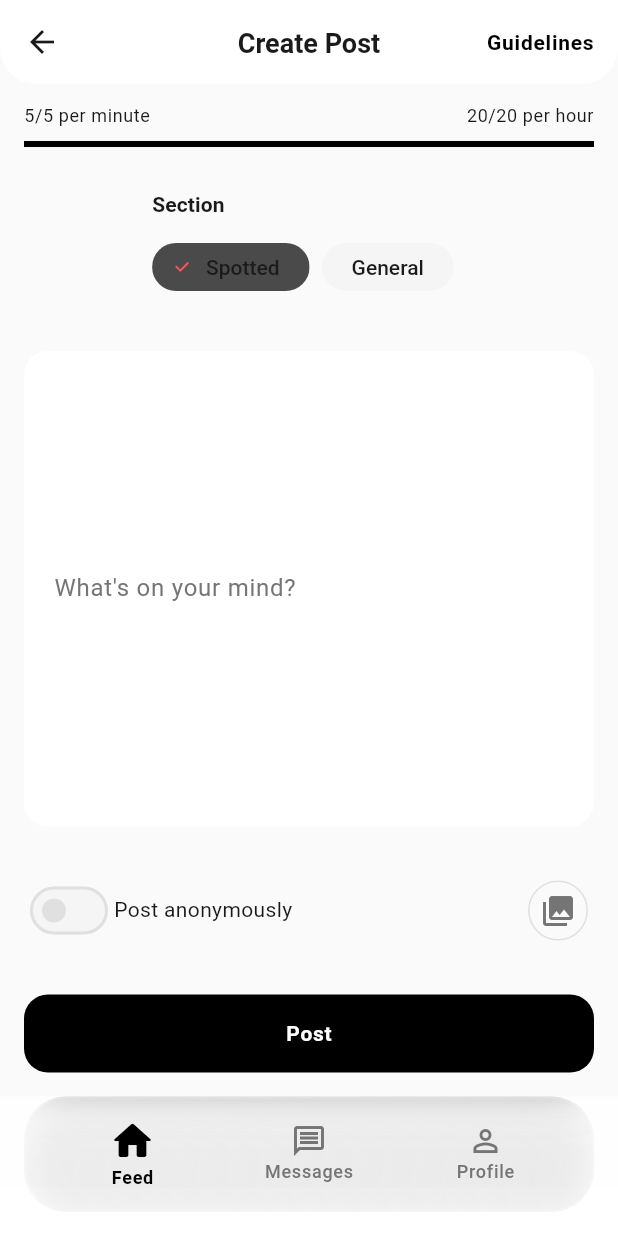
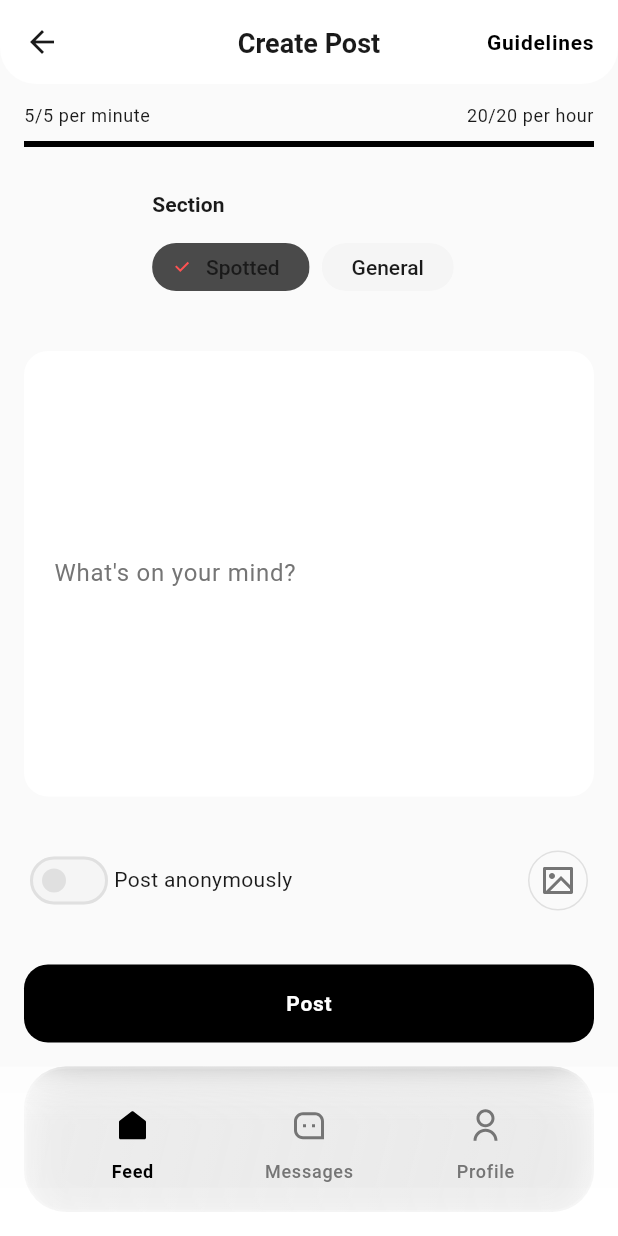
Before and after one commit to otthyyy/TeenTalk, a Flutter app: the PostComposerPage screen opened by its route, on a phone screen of 412 x 824 dp. Run offline on Flutter 3.47's test engine with Material 3 defaults, Android fonts, the phone set to English and light mode, and no system bars; our stand-ins replace cached_network_image, cloud_firestore, cloud_functions, connectivity_plus, csv, feather_icons and 22 more; missing offline and left inert: dart:html, flutter_windowmanager, tutorial_coach_mark; accounts and stored records are empty.

Commit message:
feat(core/icon-system): introduce TTIcons and centralize icon/assets registry
Establish a cohesive iconography/tooling stack to ensure consistent weights and naming across navigation and core actions.

What changed:
- Add remixicon and feather_icons and expose them via TTIcons in lib/src/core/theme/app_icons.dart
- Build a centralized tt_assets.dart to register icon/animation paths; expand pubspec.yaml for animations
- Refactor core UI to use TTIcons for bottom navigation and high-touch surfaces; add _NavIcon for 44dp hit targets
- Document asset pipeline in assets/README.md with kebab-case conventions and workflow

```diff
--- a/lib/src/core/router/app_router.dart
+++ b/lib/src/core/router/app_router.dart
@@ -23,6 +23,7 @@ import 'package:teen_talk_app/src/features/auth/presentation/providers/auth_prov
 import 'package:teen_talk_app/src/features/profile/presentation/providers/user_profile_provider.dart';
 import 'package:teen_talk_app/src/features/tutorial/presentation/providers/tutorial_provider.dart';
 import 'package:teen_talk_app/src/core/theme/decorations.dart';
+import 'package:teen_talk_app/src/core/theme/app_icons.dart';
 import 'package:teen_talk_app/src/features/auth/presentation/pages/splash_page.dart';
 
 final routerProvider = Provider<GoRouter>((ref) {
@@ -259,30 +260,30 @@ class MainNavigationShell extends ConsumerWidget {
                 elevation: 0,
                 items: [
                   const BottomNavigationBarItem(
-                    icon: Icon(Icons.home_outlined),
-                    activeIcon: Icon(Icons.home_rounded),
+                    icon: _NavIcon(icon: TTIcons.home),
+                    activeIcon: _NavIcon(icon: TTIcons.homeFilled),
                     label: 'Feed',
                   ),
                   BottomNavigationBarItem(
-                    icon: Icon(
-                      Icons.message_outlined,
-                      key: tutorialAnchors.messagesNavKey,
+                    icon: _NavIcon(
+                      icon: TTIcons.messages,
+                      iconKey: tutorialAnchors.messagesNavKey,
                     ),
-                    activeIcon: const Icon(Icons.message_rounded),
+                    activeIcon: const _NavIcon(icon: TTIcons.messagesFilled),
                     label: 'Messages',
                   ),
                   BottomNavigationBarItem(
-                    icon: Icon(
-                      Icons.person_outline,
-                      key: tutorialAnchors.profileNavKey,
+                    icon: _NavIcon(
+                      icon: TTIcons.profile,
+                      iconKey: tutorialAnchors.profileNavKey,
                     ),
-                    activeIcon: const Icon(Icons.person_rounded),
+                    activeIcon: const _NavIcon(icon: TTIcons.profileFilled),
                     label: 'Profile',
                   ),
                   if (isAdmin)
                     const BottomNavigationBarItem(
-                      icon: Icon(Icons.admin_panel_settings_outlined),
-                      activeIcon: Icon(Icons.admin_panel_settings_rounded),
+                      icon: _NavIcon(icon: TTIcons.admin),
+                      activeIcon: _NavIcon(icon: TTIcons.adminFilled),
                       label: 'Admin',
                     ),
                 ],
@@ -328,3 +329,28 @@ class MainNavigationShell extends ConsumerWidget {
     }
   }
 }
+
+class _NavIcon extends StatelessWidget {
+  const _NavIcon({
+    required this.icon,
+    this.iconKey,
+  });
+
+  final IconData icon;
+  final Key? iconKey;
+
+  @override
+  Widget build(BuildContext context) {
+    return SizedBox(
+      width: TTIcons.minTapTarget,
+      height: TTIcons.minTapTarget,
+      child: Center(
+        child: Icon(
+          icon,
+          key: iconKey,
+          size: TTIcons.sizeDefault,
+        ),
+      ),
+    );
+  }
+}
--- /dev/null
+++ b/lib/src/core/theme/app_icons.dart
@@ -0,0 +1,238 @@
+import 'package:flutter/widgets.dart';
+import 'package:remixicon/remixicon.dart';
+import 'package:feather_icons/feather_icons.dart';
+import 'design_tokens.dart';
+
+class TTIcons {
+  const TTIcons._();
+
+  static const double minTapTarget = 44.0;
+
+  static const double sizeSmall = DesignTokens.iconSizeSm;
+  static const double sizeMedium = DesignTokens.iconSizeMd;
+  static const double sizeDefault = DesignTokens.iconSize;
+  static const double sizeLarge = DesignTokens.iconSizeLg;
+  static const double sizeExtraLarge = DesignTokens.iconSizeXl;
+
+  static const IconData home = Remix.home_line;
+  static const IconData homeFilled = Remix.home_fill;
+
+  static const IconData messages = Remix.message_3_line;
+  static const IconData messagesFilled = Remix.message_3_fill;
+
+  static const IconData notifications = Remix.notification_3_line;
+  static const IconData notificationsFilled = Remix.notification_3_fill;
+
+  static const IconData profile = Remix.user_line;
+  static const IconData profileFilled = Remix.user_fill;
+
+  static const IconData settings = Remix.settings_3_line;
+  static const IconData settingsFilled = Remix.settings_3_fill;
+
+  static const IconData admin = Remix.shield_user_line;
+  static const IconData adminFilled = Remix.shield_user_fill;
+
+  static const IconData like = Remix.heart_line;
+  static const IconData likeFilled = Remix.heart_fill;
+
+  static const IconData comment = Remix.chat_3_line;
+  static const IconData commentFilled = Remix.chat_3_fill;
+
+  static const IconData share = Remix.share_line;
+  static const IconData shareFilled = Remix.share_fill;
+
+  static const IconData report = Remix.flag_line;
+  static const IconData reportFilled = Remix.flag_fill;
+
+  static const IconData compose = Remix.add_circle_line;
+  static const IconData composeFilled = Remix.add_circle_fill;
+
+  static const IconData edit = Remix.edit_line;
+  static const IconData editFilled = Remix.edit_fill;
+
+  static const IconData delete = Remix.delete_bin_line;
+  static const IconData deleteFilled = Remix.delete_bin_fill;
+
+  static const IconData send = Remix.send_plane_2_line;
+  static const IconData sendFilled = Remix.send_plane_2_fill;
+
+  static const IconData image = Remix.image_line;
+  static const IconData imageFilled = Remix.image_fill;
+
+  static const IconData camera = Remix.camera_line;
+  static const IconData cameraFilled = Remix.camera_fill;
+
+  static const IconData search = Remix.search_line;
+  static const IconData searchFilled = Remix.search_fill;
+
+  static const IconData filter = Remix.filter_line;
+  static const IconData filterFilled = Remix.filter_fill;
+
+  static const IconData more = Remix.more_line;
+  static const IconData moreFilled = Remix.more_fill;
+
+  static const IconData close = Remix.close_line;
+  static const IconData closeFilled = Remix.close_fill;
+
+  static const IconData back = Remix.arrow_left_line;
+  static const IconData forward = Remix.arrow_right_line;
+
+  static const IconData chevronLeft = Remix.arrow_left_s_line;
+  static const IconData chevronRight = Remix.arrow_right_s_line;
+  static const IconData chevronUp = Remix.arrow_up_s_line;
+  static const IconData chevronDown = Remix.arrow_down_s_line;
+
+  static const IconData checkmark = Remix.check_line;
+  static const IconData checkmarkCircle = Remix.checkbox_circle_line;
+  static const IconData checkmarkCircleFilled = Remix.checkbox_circle_fill;
+
+  static const IconData error = Remix.error_warning_line;
+  static const IconData errorFilled = Remix.error_warning_fill;
+
+  static const IconData info = Remix.information_line;
+  static const IconData infoFilled = Remix.information_fill;
+
+  static const IconData warning = Remix.alert_line;
+  static const IconData warningFilled = Remix.alert_fill;
+
+  static const IconData lock = Remix.lock_line;
+  static const IconData lockFilled = Remix.lock_fill;
+
+  static const IconData unlock = Remix.lock_unlock_line;
+  static const IconData unlockFilled = Remix.lock_unlock_fill;
+
+  static const IconData eye = Remix.eye_line;
+  static const IconData eyeFilled = Remix.eye_fill;
+
+  static const IconData eyeOff = Remix.eye_off_line;
+  static const IconData eyeOffFilled = Remix.eye_off_fill;
+
+  static const IconData refresh = Remix.refresh_line;
+  static const IconData refreshFilled = Remix.refresh_fill;
+
+  static const IconData logout = Remix.logout_box_line;
+  static const IconData logoutFilled = Remix.logout_box_fill;
+
+  static const IconData login = Remix.login_box_line;
+  static const IconData loginFilled = Remix.login_box_fill;
+
+  static const IconData calendar = Remix.calendar_line;
+  static const IconData calendarFilled = Remix.calendar_fill;
+
+  static const IconData clock = Remix.time_line;
+  static const IconData clockFilled = Remix.time_fill;
+
+  static const IconData location = Remix.map_pin_line;
+  static const IconData locationFilled = Remix.map_pin_fill;
+
+  static const IconData link = Remix.link;
+  static const IconData linkFilled = Remix.link;
+
+  static const IconData externalLink = Remix.external_link_line;
+  static const IconData externalLinkFilled = Remix.external_link_fill;
+
+  static const IconData download = Remix.download_line;
+  static const IconData downloadFilled = Remix.download_fill;
+
+  static const IconData upload = Remix.upload_line;
+  static const IconData uploadFilled = Remix.upload_fill;
+
+  static const IconData file = Remix.file_line;
+  static const IconData fileFilled = Remix.file_fill;
+
+  static const IconData folder = Remix.folder_line;
+  static const IconData folderFilled = Remix.folder_fill;
+
+  static const IconData star = Remix.star_line;
+  static const IconData starFilled = Remix.star_fill;
+
+  static const IconData bookmark = Remix.bookmark_line;
+  static const IconData bookmarkFilled = Remix.bookmark_fill;
+
+  static const IconData tag = Remix.price_tag_3_line;
+  static const IconData tagFilled = Remix.price_tag_3_fill;
+
+  static const IconData trending = Remix.fire_line;
+  static const IconData trendingFilled = Remix.fire_fill;
+
+  static const IconData moderation = Remix.shield_check_line;
+  static const IconData moderationFilled = Remix.shield_check_fill;
+
+  static const IconData analytics = Remix.bar_chart_line;
+  static const IconData analyticsFilled = Remix.bar_chart_fill;
+
+  static const IconData users = Remix.group_line;
+  static const IconData usersFilled = Remix.group_fill;
+
+  static const IconData userAdd = Remix.user_add_line;
+  static const IconData userAddFilled = Remix.user_add_fill;
+
+  static const IconData userRemove = Remix.user_unfollow_line;
+  static const IconData userRemoveFilled = Remix.user_unfollow_fill;
+
+  static const IconData block = Remix.forbid_line;
+  static const IconData blockFilled = Remix.forbid_fill;
+
+  static const IconData privacy = Remix.shield_line;
+  static const IconData privacyFilled = Remix.shield_fill;
+
+  static const IconData terms = Remix.file_text_line;
+  static const IconData termsFilled = Remix.file_text_fill;
+
+  static const IconData feedback = Remix.feedback_line;
+  static const IconData feedbackFilled = Remix.feedback_fill;
+
+  static const IconData help = Remix.question_line;
+  static const IconData helpFilled = Remix.question_fill;
+
+  static const IconData theme = Remix.contrast_2_line;
+  static const IconData themeFilled = Remix.contrast_2_fill;
+
+  static const IconData language = Remix.translate;
+  static const IconData languageFilled = Remix.translate;
+
+  static const IconData verified = Remix.verified_badge_line;
+  static const IconData verifiedFilled = Remix.verified_badge_fill;
+
+  static const IconData school = Remix.book_line;
+  static const IconData schoolFilled = Remix.book_fill;
+
+  static const IconData interests = Remix.heart_3_line;
+  static const IconData interestsFilled = Remix.heart_3_fill;
+
+  static const IconData anonymous = Remix.user_forbid_line;
+  static const IconData anonymousFilled = Remix.user_forbid_fill;
+
+  static const IconData sync = Remix.refresh_line;
+  static const IconData syncFilled = Remix.refresh_fill;
+
+  static const IconData offline = Remix.wifi_off_line;
+  static const IconData offlineFilled = Remix.wifi_off_fill;
+
+  static const IconData online = Remix.wifi_line;
+  static const IconData onlineFilled = Remix.wifi_fill;
+
+  static const IconData add = Remix.add_line;
+  static const IconData addFilled = Remix.add_fill;
+
+  static const IconData remove = Remix.subtract_line;
+  static const IconData removeFilled = Remix.subtract_fill;
+
+  static const IconData pin = Remix.pushpin_line;
+  static const IconData pinFilled = Remix.pushpin_fill;
+
+  static const IconData copy = Remix.file_copy_line;
+  static const IconData copyFilled = Remix.file_copy_fill;
+
+  static const IconData emoji = Remix.emotion_line;
+  static const IconData emojiFilled = Remix.emotion_fill;
+
+  static const IconData gif = Remix.image_edit_line;
+  static const IconData gifFilled = Remix.image_edit_fill;
+
+  static const IconData attach = Remix.attachment_line;
+  static const IconData attachFilled = Remix.attachment_fill;
+
+  static const IconData mention = Remix.at_line;
+  static const IconData mentionFilled = Remix.at_fill;
+}
--- a/pubspec.yaml
+++ b/pubspec.yaml
@@ -82,6 +82,8 @@ dependencies:
   url_launcher: ^6.2.5
   flutter_dotenv: ^5.1.0
   collection: ^1.18.0
+  remixicon: ^1.2.0
+  feather_icons: ^1.2.0
 
   # Persistence
   hive: ^2.2.3
@@ -151,6 +153,8 @@ flutter:
     - assets/icons/
     - assets/icons/google.svg
     - assets/icons/incognito.svg
+    - assets/animations/rive/
+    - assets/animations/lottie/
     - assets/legal/
 
   # An image asset can refer to one or more resolution-specific "variants", see
```
Also changed, not shown: icon_replacements.txt (added, +63 -0 lines), lib/src/core/constants/tt_assets.dart (added, +20 -0 lines), lib/src/features/comments/presentation/widgets/comment_input_widget.dart (+26 -14 lines), lib/src/features/feed/presentation/pages/post_composer_page.dart (+17 -7 lines), lib/src/features/feed/presentation/widgets/post_card_widget.dart (+10 -8 lines), 1 other file.
